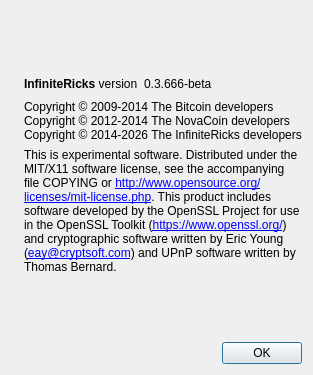
Above: src/qt/android/forms/aboutdialog.ui from 2x2devcode/InfiniteRicks before the change. Below: the same form after it.
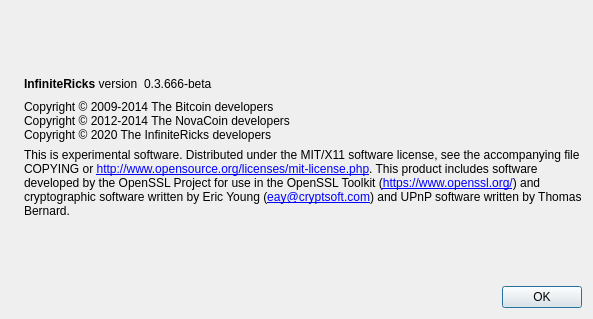
That is the form after the change. Icons and pictures are not drawn.

Patch:
```diff
--- a/src/qt/android/forms/aboutdialog.ui
+++ b/src/qt/android/forms/aboutdialog.ui
@@ -6,8 +6,8 @@
    <rect>
     <x>0</x>
     <y>0</y>
-    <width>304</width>
-    <height>375</height>
+    <width>593</width>
+    <height>319</height>
    </rect>
   </property>
   <property name="windowTitle">
@@ -93,7 +93,7 @@
        <property name="text">
         <string>Copyright © 2009-2014 The Bitcoin developers
 Copyright © 2012-2014 The NovaCoin developers
-Copyright © 2014-2026 The InfiniteRicks developers</string>
+Copyright © 2020 The InfiniteRicks developers</string>
        </property>
        <property name="textInteractionFlags">
         <set>Qt::LinksAccessibleByMouse|Qt::TextSelectableByKeyboard|Qt::TextSelectableByMouse</set>
```
Left out of the diff: 6 changed lines with no effect on the pictures.
